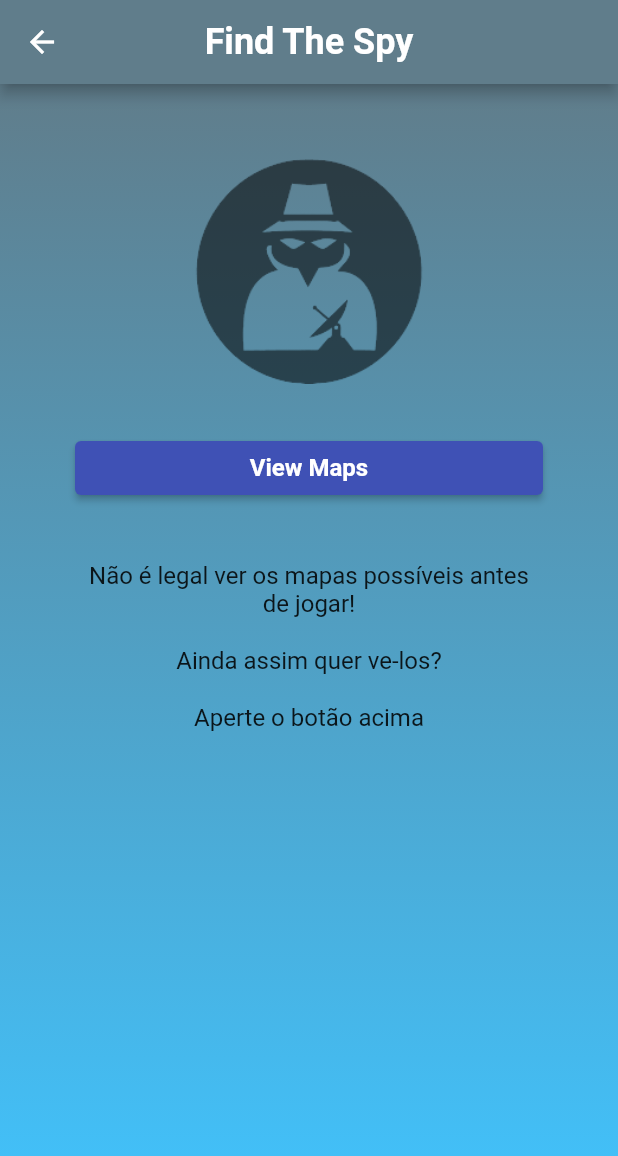
After one commit to AliTanouriNeto/FindTheSpyGameMBAFIAP, a Flutter app: the screen it shows after launch, after a tap on "Maps", on a phone screen of 412 x 824 dp. The commit adds this screen. Shown: the top 1156 px of the screen. Run offline on Flutter 3.47's test engine with Material 2 defaults, Android fonts, the phone set to English and light mode, and no system bars; our stand-ins replace firebase_core, shared_preferences; accounts and stored records are empty; network calls fail.

Commit message:
ultima atualizacao 21/11/2022

```diff
--- a/lib/constants/routes.dart
+++ b/lib/constants/routes.dart
@@ -5,4 +5,5 @@ class Routes{
 
   static const urlSignUp = "$_baseUrl/accounts:signUp?key=$_apiKey";
   static const urlSignIn = "$_baseUrl/accounts:signInWithPassword?key=$_apiKey";
+  static const realTimeBase = "find-the-spy-app-default-rtdb.firebaseio.com";
 }
--- a/lib/main.dart
+++ b/lib/main.dart
@@ -1,6 +1,8 @@
 
 import 'package:find_the_spy/screens/game_menu_screen.dart';
-import 'package:find_the_spy/screens/home_screen.dart';
+import 'package:find_the_spy/screens/maps_screen.dart';
+import 'package:find_the_spy/screens/play_game_screen.dart';
+import 'package:find_the_spy/screens/tutorial_screen.dart';
 import 'package:find_the_spy/screens/login_screen.dart';
 import 'package:find_the_spy/screens/menu_screen.dart';
 import 'package:find_the_spy/screens/sign_up_screen.dart';
@@ -22,13 +24,15 @@ class MyApp extends StatelessWidget {
         theme: ThemeData(
           primarySwatch: Colors.indigo,
         ),
-        initialRoute: MenuScreen.id,
+        initialRoute: GameMenuScreen.id,
         routes: {
           MenuScreen.id: (context) => MenuScreen(),
-          HomeScreen.id: (context) => const HomeScreen(),
+          TutorialScreen.id: (context) => const TutorialScreen(),
           LoginScreen.id: (context) => const LoginScreen(),
           SignUpScreen.id: (context) => const SignUpScreen(),
           GameMenuScreen.id: (context) => const GameMenuScreen(),
+          MapsScreen.id: (context) => const MapsScreen(),
+          PlayGameScreen.id: (context) => const PlayGameScreen(),
         },
     );
   }
--- a/lib/screens/game_menu_screen.dart
+++ b/lib/screens/game_menu_screen.dart
@@ -1,4 +1,11 @@
+import 'package:find_the_spy/components/app_bar.dart';
+import 'package:find_the_spy/screens/maps_screen.dart';
+import 'package:find_the_spy/screens/play_game_screen.dart';
+import 'package:find_the_spy/screens/tutorial_screen.dart';
 import 'package:flutter/material.dart';
+
+import '../models/service_maps.dart';
+
 class GameMenuScreen extends StatefulWidget {
   const GameMenuScreen({Key? key}) : super(key: key);
   static const String id = 'game_menu_screen';
@@ -8,8 +15,101 @@ class GameMenuScreen extends StatefulWidget {
 }
 
 class _GameMenuScreenState extends State<GameMenuScreen> {
+  Color topColor = Colors.blueGrey;
+  Color bottomColor = Colors.lightBlueAccent;
+
   @override
   Widget build(BuildContext context) {
-    return Scaffold();
+    return Scaffold(
+      appBar: CustomAppBar(),
+      body: Container(
+        height: MediaQuery.of(context).size.height,
+        padding: EdgeInsets.symmetric(horizontal: 50),
+        decoration: BoxDecoration(
+          gradient: LinearGradient(
+              begin: Alignment.topCenter,
+              end: Alignment.bottomCenter,
+              colors: [topColor, bottomColor]),
+        ),
+        child: SingleChildScrollView(
+          child: Column(
+            mainAxisAlignment: MainAxisAlignment.center,
+            crossAxisAlignment: CrossAxisAlignment.stretch,
+            children: [
+              Padding(padding: EdgeInsets.only(top: 50)),
+              Image.asset(
+                "assets/icon.png",
+                color: Colors.black54,
+                height: 150,
+              ),
+              SizedBox(
+                height: 32,
+                width: double.infinity,
+              ),
+              ElevatedButton(
+                child: Text(
+                  'Play',
+                  style: TextStyle(
+                    color: Colors.white,
+                    fontSize: 16,
+                    fontWeight: FontWeight.bold,
+                  ),
+                ),
+                onPressed: () {
+                  Navigator.pushNamed(context, PlayGameScreen.id);
+                },
+                style: ElevatedButton.styleFrom(
+                  backgroundColor: Colors.blue,
+                  shape: RoundedRectangleBorder(
+                      borderRadius: BorderRadius.circular(50)),
+                ),
+              ),
+              Padding(
+                padding: EdgeInsets.symmetric(vertical: 12),
+              ),
+              ElevatedButton(
+                child: Text(
+                  'Maps',
+                  style: TextStyle(
+                    color: Colors.white,
+                    fontSize: 16,
+                    fontWeight: FontWeight.bold,
+                  ),
+                ),
+                onPressed: () {
+                   Navigator.pushNamed(context, MapsScreen.id);
+                },
+                style: ElevatedButton.styleFrom(
+                  backgroundColor: Colors.blue,
+                  shape: RoundedRectangleBorder(
+                      borderRadius: BorderRadius.circular(50)),
+                ),
+              ),
+              Padding(
+                padding: EdgeInsets.symmetric(vertical: 12),
+              ),
+              ElevatedButton(
+                child: Text(
+                  'How To Play',
+                  style: TextStyle(
+                    color: Colors.white,
+                    fontSize: 16,
+                    fontWeight: FontWeight.bold,
+                  ),
+                ),
+                onPressed: () {
+                  Navigator.pushNamed(context, TutorialScreen.id);
+                },
+                style: ElevatedButton.styleFrom(
+                  backgroundColor: Colors.blue,
+                  shape: RoundedRectangleBorder(
+                      borderRadius: BorderRadius.circular(50)),
+                ),
+              ),
+            ],
+          ),
+        ),
+      ),
+    );
   }
 }
--- a/lib/screens/login_screen.dart
+++ b/lib/screens/login_screen.dart
@@ -158,7 +158,7 @@ class _LoginScreenState extends State<LoginScreen> {
                   doLogin();
                 },
                 style: ElevatedButton.styleFrom(
-                  backgroundColor: Colors.blueGrey,
+                  backgroundColor: Colors.blue,
                   shape: RoundedRectangleBorder(
                       borderRadius: BorderRadius.circular(50)),
                 ),
--- /dev/null
+++ b/lib/screens/maps_screen.dart
@@ -0,0 +1,116 @@
+import 'dart:convert';
+
+import 'package:flutter/material.dart';
+import 'package:http/http.dart' as http;
+
+import '../components/app_bar.dart';
+import '../constants/routes.dart';
+import '../models/service_maps.dart';
+
+class MapsScreen extends StatefulWidget {
+  const MapsScreen({Key? key}) : super(key: key);
+  static const String id = 'maps_screen';
+
+  @override
+  State<MapsScreen> createState() => _MapsScreenState();
+}
+
+class _MapsScreenState extends State<MapsScreen> {
+  List<String> listStrings = <String>[];
+  Color topColor = Colors.blueGrey;
+  Color bottomColor = Colors.lightBlueAccent;
+
+  @override
+  Widget build(BuildContext context) {
+    return Scaffold(
+      appBar: CustomAppBar(),
+      body: Container(
+        height: MediaQuery.of(context).size.height,
+        padding: EdgeInsets.symmetric(horizontal: 50),
+        decoration: BoxDecoration(
+          gradient: LinearGradient(
+              begin: Alignment.topCenter,
+              end: Alignment.bottomCenter,
+              colors: [topColor, bottomColor]),
+        ),
+        child: SingleChildScrollView(
+          child: Column(
+            mainAxisAlignment: MainAxisAlignment.center,
+            crossAxisAlignment: CrossAxisAlignment.stretch,
+            children: [
+              Padding(padding: EdgeInsets.only(top: 50)),
+              Image.asset(
+                "assets/icon.png",
+                color: Colors.black54,
+                height: 150,
+              ),
+              SizedBox(
+                height: 32,
+                width: double.infinity,
+              ),
+              ElevatedButton(
+                child: Text(
+                  'View Maps',
+                  style: TextStyle(
+                    color: Colors.white,
+                    fontSize: 16,
+                    fontWeight: FontWeight.bold,
+                  ),
+                ),
+                onPressed: () {
+                  getMaps();
+                },
+              ),
+              (listStrings.length == 0)
+                  ? Text(
+                      "\n\n"
+                      "Não é legal ver os mapas possíveis antes de jogar!\n\n"
+                      "Ainda assim quer ve-los?\n\n"
+                      "Aperte o botão acima",
+                      textAlign: TextAlign.center,
+                      style: TextStyle(
+                        color: Colors.black87,
+                        fontSize: 16,
+                      ),
+                    )
+                  : ListView.builder(
+                      padding: const EdgeInsets.all(8),
+                      scrollDirection: Axis.vertical,
+                      shrinkWrap: true,
+                      itemCount: listStrings.length,
+                      itemBuilder: (BuildContext context, int index) {
+                        return Container(
+                          height: 30,
+                          child: Center(
+                            child: Text(
+                              listStrings[index],
+                              style: TextStyle(
+                                color: Colors.black87,
+                                fontSize: 16,
+                              ),
+                            ),
+                          ),
+                        );
+                      },
+                    ),
+            ],
+          ),
+        ),
+      ),
+    );
+  }
+
+  Future<void> getMaps() async {
+    Uri _url = Uri.https(Routes.realTimeBase, "/maps.json");
+    return http.get(_url).then((response) {
+      print(response.body);
+      listStrings = [];
+      Map<String, dynamic> map = json.decode(response.body);
+      map.forEach((key, value) {
+        setState(() {
+          listStrings.add(map[key]["map"]);
+        });
+      });
+    });
+  }
+}
--- a/lib/screens/menu_screen.dart
+++ b/lib/screens/menu_screen.dart
@@ -2,7 +2,7 @@ import 'package:find_the_spy/components/app_bar.dart';
 import 'package:find_the_spy/components/fingerprint_material.dart';
 import 'package:flutter/material.dart';
 
-import 'home_screen.dart';
+import 'tutorial_screen.dart';
 
 class MenuScreen extends StatelessWidget {
   static const String id = 'menu_screen';
--- a/lib/screens/sign_up_screen.dart
+++ b/lib/screens/sign_up_screen.dart
@@ -2,6 +2,7 @@ import 'dart:convert';
 
 import 'package:find_the_spy/components/app_bar.dart';
 import 'package:find_the_spy/screens/login_screen.dart';
+import 'package:firebase_core/firebase_core.dart';
 import 'package:flutter/material.dart';
 import 'package:shared_preferences/shared_preferences.dart';
 
@@ -77,7 +78,7 @@ class _SignUpState extends State<SignUpScreen> {
               Padding(padding: EdgeInsets.symmetric(vertical: 16)),
               Form(
                 key: _formKey,
-            child: (_isLoading) ? CircularProgressIndicator():
+                child: (_isLoading) ? CircularProgressIndicator() :
                 Column(
                   children: [
                     TextFormField(
@@ -235,6 +236,7 @@ class _SignUpState extends State<SignUpScreen> {
     if (_formKey.currentState?.validate() == true) {
       String _emailForm = _emailInputController.text;
       String _passForm = _passswordInputController.text;
+      String _name = _nameInputController.text;
 
       setState(() {
         this._isLoading = true;
@@ -243,7 +245,9 @@ class _SignUpState extends State<SignUpScreen> {
       dynamic signUpResponse = await SignUpService().signUp(
         _emailForm,
         _passForm,
+        _name,
       );
+      await SignUpService().saveOnRealTimeDatabase(_name, _emailForm);
       print("SignupResponse " + signUpResponse['mensagem']);
       if (signUpResponse['sucesso']) {
         Utilities.message(context, signUpResponse['mensagem']);
--- a/pubspec.yaml
+++ b/pubspec.yaml
@@ -37,6 +37,7 @@ dependencies:
   cupertino_icons: ^1.0.2
   shared_preferences: ^2.0.15
   http:
+  firebase_core:
 
 dev_dependencies:
   flutter_test:
```
Also changed, not shown: lib/models/service_maps.dart (added, +19 -0 lines), lib/models/sign_up_service.dart (+16 -7 lines), lib/screens/home_screen.dart (deleted, +0 -12 lines), lib/screens/play_game_screen.dart (added, +18 -0 lines), lib/screens/tutorial_screen.dart (added, +41 -0 lines), pubspec.lock, 3 other files. Lines whose indentation alone changed are shown as unchanged.
